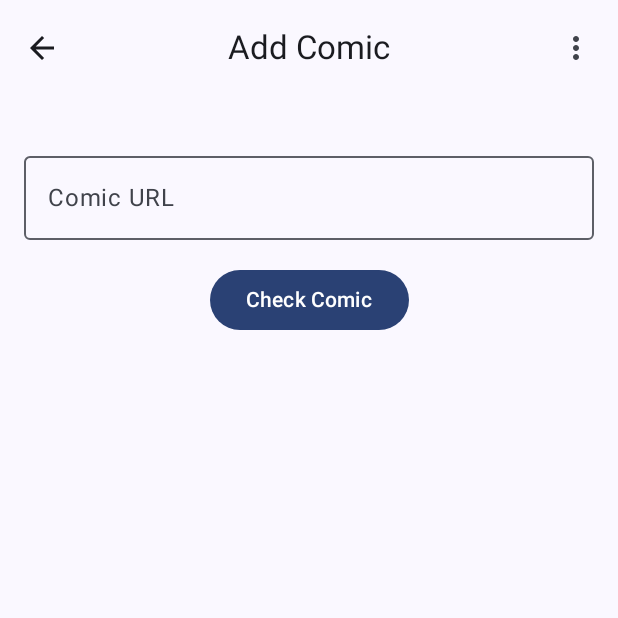
After one commit to sihamark/ComicReader, an Android app built with Jetpack Compose: the composable ComicAddPane called with empty values, on a phone screen of 412 x 824 dp, the top half of it. The commit adds this screen. Run offline under Robolectric (Android 15) with nearby library versions, the phone set to English and light mode, and no system bars.

Commit message:
- added comic overview screen - added screen to add comic from url

```diff
--- /dev/null
+++ b/app/src/main/java/de/hamark/comicreader/ui/ComicAddPane.kt
@@ -0,0 +1,125 @@
+package de.hamark.comicreader.ui
+
+import androidx.compose.foundation.layout.Column
+import androidx.compose.foundation.layout.Spacer
+import androidx.compose.foundation.layout.fillMaxWidth
+import androidx.compose.foundation.layout.height
+import androidx.compose.foundation.layout.padding
+import androidx.compose.foundation.rememberScrollState
+import androidx.compose.foundation.verticalScroll
+import androidx.compose.material.icons.Icons
+import androidx.compose.material.icons.automirrored.filled.ArrowBack
+import androidx.compose.material.icons.filled.MoreVert
+import androidx.compose.material3.Button
+import androidx.compose.material3.CenterAlignedTopAppBar
+import androidx.compose.material3.CircularProgressIndicator
+import androidx.compose.material3.DropdownMenu
+import androidx.compose.material3.DropdownMenuItem
+import androidx.compose.material3.ExperimentalMaterial3Api
+import androidx.compose.material3.Icon
+import androidx.compose.material3.IconButton
+import androidx.compose.material3.OutlinedTextField
+import androidx.compose.material3.Scaffold
+import androidx.compose.material3.Text
+import androidx.compose.runtime.Composable
+import androidx.compose.runtime.getValue
+import androidx.compose.runtime.mutableStateOf
+import androidx.compose.runtime.remember
+import androidx.compose.runtime.setValue
+import androidx.compose.ui.Alignment
+import androidx.compose.ui.Modifier
+import androidx.compose.ui.unit.dp
+import de.hamark.comicreader.model.ComicRepository
+
+@OptIn(ExperimentalMaterial3Api::class)
+@Composable
+fun ComicAddPane(
+    comicUrl: String,
+    onComicUrlChange: (String) -> Unit,
+    isCheckingComic: Boolean,
+    previewComic: ComicRepository.Comic?,
+    onClickBack: () -> Unit,
+    onClickCheckComic: () -> Unit,
+    onClickAddComic: () -> Unit
+) {
+    Scaffold(topBar = {
+        CenterAlignedTopAppBar(
+            title = { Text("Add Comic") },
+            navigationIcon = {
+                IconButton(onClickBack) {
+                    Icon(
+                        imageVector = Icons.AutoMirrored.Default.ArrowBack,
+                        contentDescription = "Back"
+                    )
+                }
+            },
+            actions = {
+                var isMoreMenuVisible by remember { mutableStateOf(false) }
+                IconButton(onClick = { isMoreMenuVisible = true }) {
+                    Icon(
+                        imageVector = Icons.Default.MoreVert,
+                        contentDescription = "More Actions"
+                    )
+                }
+                DropdownMenu(
+                    isMoreMenuVisible,
+                    onDismissRequest = { isMoreMenuVisible = false }
+                ) {
+                    DropdownMenuItem(
+                        text = { Text("Fill in Kaiju No. 8") },
+                        onClick = {
+                            onComicUrlChange(ComicRepository.DEFAULT_COMIC_URL)
+                            isMoreMenuVisible = false
+                        }
+                    )
+                }
+            }
+        )
+    }) { innerPadding ->
+        Column(
+            horizontalAlignment = Alignment.CenterHorizontally,
+            modifier = Modifier
+                .verticalScroll(rememberScrollState())
+                .fillMaxWidth()
+                .padding(innerPadding)
+                .padding(horizontal = 16.dp, vertical = 32.dp)
+        ) {
+            OutlinedTextField(
+                value = comicUrl,
+                onValueChange = onComicUrlChange,
+                enabled = !isCheckingComic,
+                label = { Text("Comic URL") },
+                modifier = Modifier.fillMaxWidth()
+            )
+
+            Spacer(Modifier.height(16.dp))
+
+            Button(
+                enabled = !isCheckingComic,
+                onClick = onClickCheckComic
+            ) {
+                Text("Check Comic")
+            }
+
+            if (isCheckingComic) {
+                Spacer(Modifier.height(16.dp))
+                Text("Checking comic...")
+                CircularProgressIndicator()
+            }
+
+            if (previewComic != null) {
+                Spacer(Modifier.height(16.dp))
+                Text("Comic Preview:")
+                Spacer(Modifier.height(8.dp))
+                ComicItem(previewComic)
+                Spacer(Modifier.height(8.dp))
+                Button(
+                    enabled = !isCheckingComic,
+                    onClick = onClickAddComic
+                ) {
+                    Text("Add Comic")
+                }
+            }
+        }
+    }
+}
```
Also changed, not shown: app/src/main/java/de/hamark/comicreader/model/ComicRepository.kt (+20 -4 lines), app/src/main/java/de/hamark/comicreader/ui/AddComicRoute.kt (added, +27 -0 lines), app/src/main/java/de/hamark/comicreader/ui/AddComicViewModel.kt (added, +46 -0 lines), app/src/main/java/de/hamark/comicreader/ui/ComicsPane.kt (added, +96 -0 lines), app/src/main/java/de/hamark/comicreader/ui/ComicsRoute.kt (added, +20 -0 lines), app/src/main/java/de/hamark/comicreader/ui/ComicsViewModel.kt (added, +13 -0 lines), app/src/main/java/de/hamark/comicreader/ui/Root.kt (+11 -1 lines).
